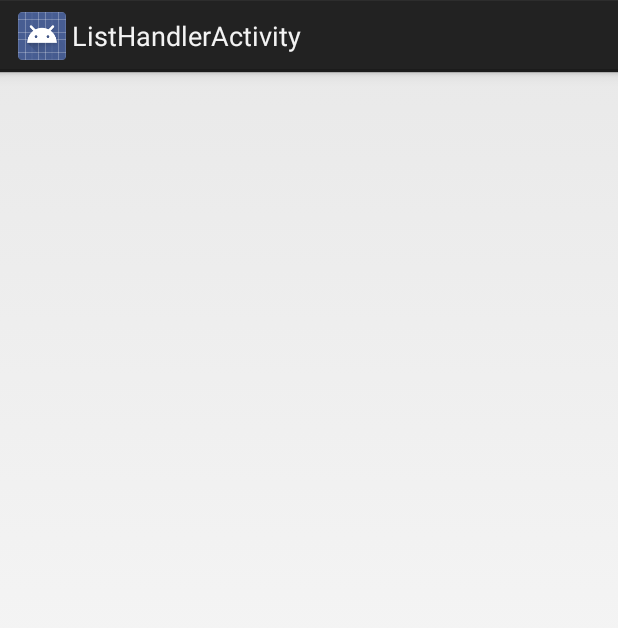
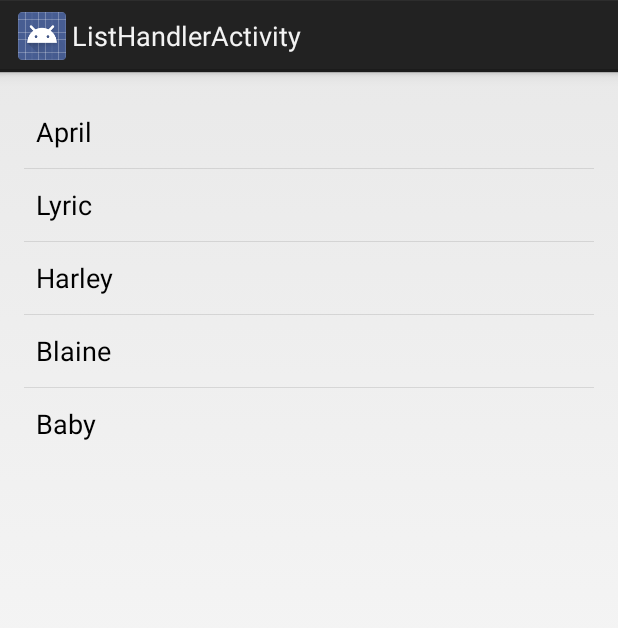
Before and after one commit to trentonknight/DataFaceProject, an Android app: the ListHandlerActivity screen opened directly, with no data from a screen before it, on a phone screen of 412 x 824 dp. Shown: the top 628 px of the screen. Run offline under Robolectric (Android 15) with nearby library versions, the light colour scheme and no system bars.

Commit message:
ListView begins construction push two...

```diff
--- a/DataFace/src/main/java/com/beta/dataface/ListHandlerActivity.java
+++ b/DataFace/src/main/java/com/beta/dataface/ListHandlerActivity.java
@@ -1,5 +1,6 @@
 package com.beta.dataface;
 
+import android.app.Activity;
 import android.app.ListActivity;
 import android.content.Context;
 import android.os.Bundle;
@@ -15,7 +16,7 @@ import java.util.List;
 /**
  * Created by trentonknight on 7/27/13.
  */
-public class ListHandlerActivity extends ListActivity{
+public class ListHandlerActivity extends Activity {
 
     @Override
     protected void onCreate(Bundle savedInstanceState){
--- a/DataFace/src/main/res/layout/list_activity_main.xml
+++ b/DataFace/src/main/res/layout/list_activity_main.xml
@@ -8,9 +8,9 @@
     android:paddingBottom="@dimen/activity_vertical_margin"
     tools:context=".ListHandlerActivity">
 
-    <ListView
-        android:layout_width="wrap_content"
-        android:layout_height="wrap_content"
-        android:text="@string/hello_world" />
+    <ListView xmlns:android="http://schemas.android.com/apk/res/android"
+              android:id="@+id/listview"
+              android:layout_width="wrap_content"
+              android:layout_height="wrap_content" />
 
 </RelativeLayout>
--- a/DataFace/src/main/res/values/strings.xml
+++ b/DataFace/src/main/res/values/strings.xml
@@ -3,7 +3,7 @@
 
     <string name="app_name">DataFace</string>
     <string name="action_settings">Settings</string>
-    <string name="hello_world">Hello List!</string>
+    <string name="button_send">Go To List</string>
     <string name="title_activity_list_handler">ListHandlerActivity</string>
 
 </resources>
```
Also changed, not shown: DataFace/src/main/java/com/beta/dataface/MainActivity.java (+8 -1 lines), DataFace/src/main/res/layout/activity_main.xml (+5 -4 lines), 3 other files.
